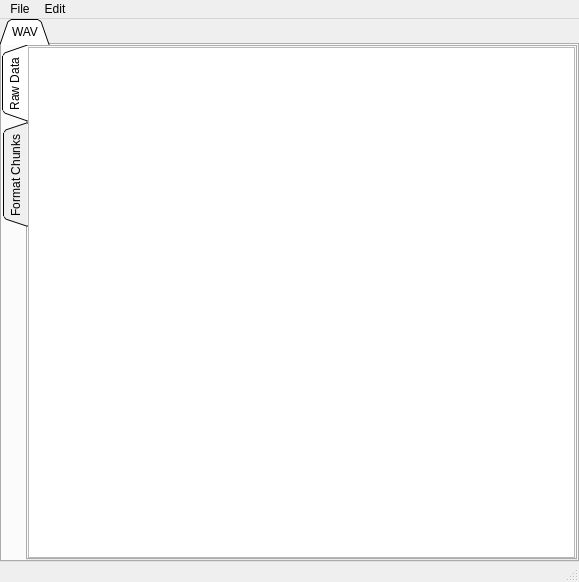
Above: audioPipe/mainwindow.ui from Krb686/audioPipe before the change. Below: the same form after it.
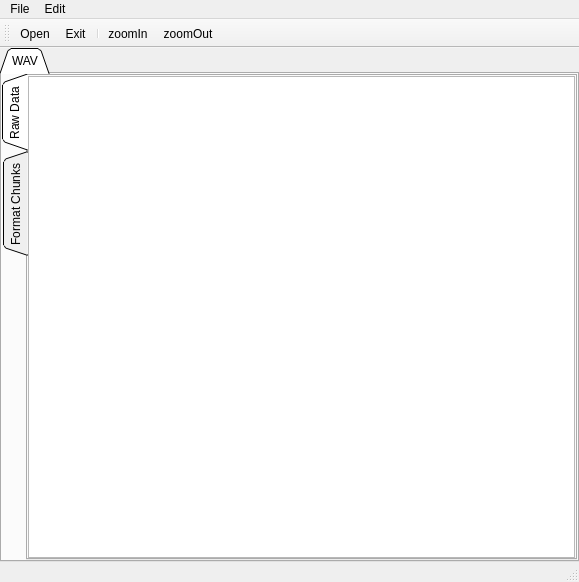
That is the form after the change. Icons and pictures are not drawn.

Commit message: -Added icons and new actions -Added icon resource file -Major code cleanup/refactoring

```diff
--- a/audioPipe/mainwindow.ui
+++ b/audioPipe/mainwindow.ui
@@ -178,6 +178,28 @@
    <addaction name="menuFile"/>
    <addaction name="menuEdit"/>
   </widget>
+  <widget class="QToolBar" name="toolBar">
+   <property name="windowTitle">
+    <string>toolBar</string>
+   </property>
+   <property name="iconSize">
+    <size>
+     <width>24</width>
+     <height>24</height>
+    </size>
+   </property>
+   <attribute name="toolBarArea">
+    <enum>TopToolBarArea</enum>
+   </attribute>
+   <attribute name="toolBarBreak">
+    <bool>false</bool>
+   </attribute>
+   <addaction name="actionOpen"/>
+   <addaction name="actionExit"/>
+   <addaction name="separator"/>
+   <addaction name="actionZoomIn"/>
+   <addaction name="actionZoomOut"/>
+  </widget>
   <action name="actionFile">
    <property name="text">
     <string>File</string>
@@ -193,6 +215,24 @@
     <string>Exit</string>
    </property>
   </action>
+  <action name="actionZoomIn">
+   <property name="icon">
+    <iconset resource="icons.qrc">
+     <normaloff>:/icons/images/zoom_in_icon.png</normaloff>:/icons/images/zoom_in_icon.png</iconset>
+   </property>
+   <property name="text">
+    <string>zoomIn</string>
+   </property>
+  </action>
+  <action name="actionZoomOut">
+   <property name="icon">
+    <iconset resource="icons.qrc">
+     <normaloff>:/icons/images/zoom_out_icon.png</normaloff>:/icons/images/zoom_out_icon.png</iconset>
+   </property>
+   <property name="text">
+    <string>zoomOut</string>
+   </property>
+  </action>
  </widget>
  <layoutdefault spacing="6" margin="11"/>
  <resources/>
```
Left out of the diff: 14 changed lines with no effect on the pictures. The commit also changes 10 other files.
